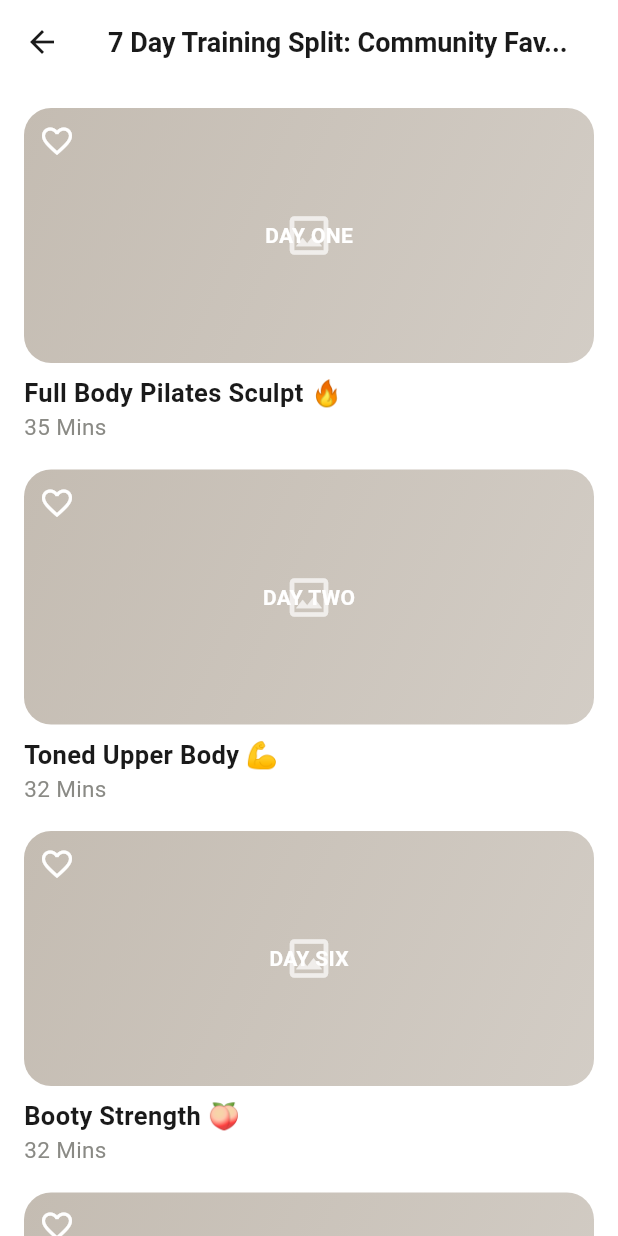
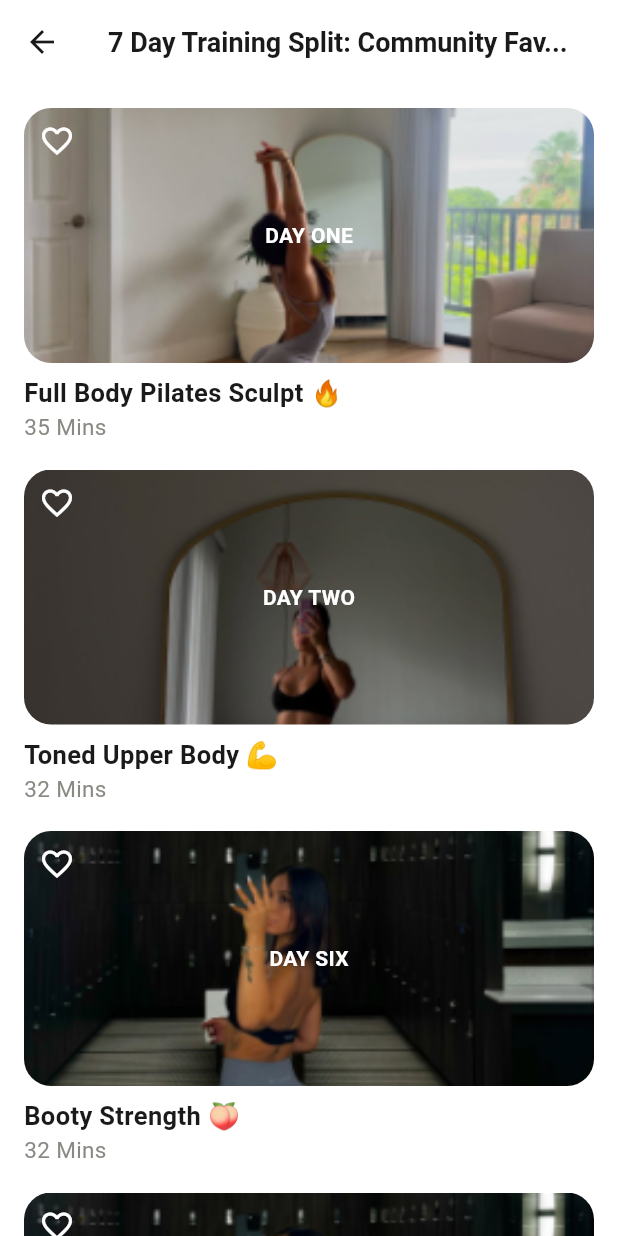
Before and after one commit to victor080cedricsevilla-max/move_with_us, a Flutter app: the HomeScreen screen opened directly, after a tap on "On-Demand", after a tap on "View All", on a phone screen of 412 x 824 dp. Run offline on Flutter 3.47's test engine with Material 3 defaults, Android fonts, the phone set to English and light mode, and no system bars.

Commit message:
Add real photos across the app and fix image-decode jank
- Register assets/images/ and add an AppImages catalog
- Render bundled photos through PhotoPlaceholder (cover-cropped, with a
  graceful gradient fallback) on home, on-demand, workout player, exercise
  detail, progress photos, share selfie, add-extra, program picker, and
  profile/avatar slots
- Decode photos downscaled to their on-screen size (cacheWidth / ResizeImage)
  so full-res decoding no longer blocks the main thread and freezes input
- Enable android:enableOnBackInvokedCallback to clear the back-dispatch warning

Co-Authored-By: Claude Opus 4.8 (1M context) <noreply@anthropic.com>

```diff
--- a/lib/screens/home/home_screen.dart
+++ b/lib/screens/home/home_screen.dart
@@ -1,6 +1,7 @@
 import 'package:flutter/material.dart';
 
 import '../../theme/app_theme.dart';
+import '../../theme/app_images.dart';
 import '../../widgets/common.dart';
 import '../profile/profile_menu.dart';
 import '../goals/trackers.dart';
@@ -117,7 +118,8 @@ class _HomeScreenState extends State<HomeScreen> {
                 const CircleAvatar(
                   radius: 22,
                   backgroundColor: Color(0xFFB9A79A),
-                  child: Icon(Icons.person, color: Colors.white),
+                  backgroundImage:
+                      ResizeImage(AssetImage(AppImages.lockerFront), width: 132),
                 ),
                 Positioned(
                   bottom: -2,
--- a/lib/screens/home/on_demand.dart
+++ b/lib/screens/home/on_demand.dart
@@ -1,6 +1,7 @@
 import 'package:flutter/material.dart';
 
 import '../../theme/app_theme.dart';
+import '../../theme/app_images.dart';
 import '../../widgets/common.dart';
 import 'video_detail.dart';
 
@@ -117,7 +118,7 @@ class _OnDemandViewState extends State<OnDemandView> {
           children: [
             Stack(
               children: [
-                PhotoPlaceholder(height: 150, width: width, color: const Color(0xFFC4BCB2)),
+                PhotoPlaceholder(height: 150, width: width, color: const Color(0xFFC4BCB2), asset: AppImages.at(v.title.hashCode)),
                 const Positioned(
                   top: 10,
                   left: 10,
@@ -199,7 +200,7 @@ class _ViewAllScreen extends StatelessWidget {
               children: [
                 Stack(
                   children: [
-                    PhotoPlaceholder(height: 170, width: double.infinity, color: const Color(0xFFC4BCB2)),
+                    PhotoPlaceholder(height: 170, width: double.infinity, color: const Color(0xFFC4BCB2), asset: AppImages.at(v.title.hashCode)),
                     const Positioned(top: 10, left: 10, child: Icon(Icons.favorite_border, color: Colors.white)),
                     if (v.tag != null)
                       Positioned.fill(child: Center(child: Text(v.tag!, style: const TextStyle(color: Colors.white, fontWeight: FontWeight.w700)))),
@@ -250,7 +251,7 @@ class _FavTile extends StatelessWidget {
       children: [
         Stack(
           children: [
-            PhotoPlaceholder(height: 170, width: double.infinity, color: const Color(0xFFC4BCB2)),
+            PhotoPlaceholder(height: 170, width: double.infinity, color: const Color(0xFFC4BCB2), asset: AppImages.at(title.hashCode)),
             const Positioned(top: 10, left: 10, child: Icon(Icons.favorite, color: Colors.red)),
           ],
         ),
--- a/lib/screens/home/video_detail.dart
+++ b/lib/screens/home/video_detail.dart
@@ -1,6 +1,7 @@
 import 'package:flutter/material.dart';
 
 import '../../theme/app_theme.dart';
+import '../../theme/app_images.dart';
 import '../../widgets/common.dart';
 
 class VideoDetailScreen extends StatefulWidget {
@@ -108,6 +109,7 @@ class _VideoDetailScreenState extends State<VideoDetailScreen> {
             radius: 0,
             color: Color(0xFF7E6A57),
             icon: Icons.spa,
+            asset: AppImages.yogaStretch,
           ),
           Positioned(
             top: 10,
--- a/lib/screens/onboarding/create_account.dart
+++ b/lib/screens/onboarding/create_account.dart
@@ -2,6 +2,7 @@ import 'package:flutter/cupertino.dart';
 import 'package:flutter/material.dart';
 
 import '../../theme/app_theme.dart';
+import '../../theme/app_images.dart';
 import '../../widgets/common.dart';
 import '../paywall/membership_screen.dart';
 
@@ -141,6 +142,7 @@ class _CreateAccountScreenState extends State<CreateAccountScreen> {
                             radius: 60,
                             icon: Icons.person,
                             color: Color(0xFFB9A79A),
+                            asset: AppImages.mirrorGrey,
                           )
                         : Column(
                             mainAxisAlignment: MainAxisAlignment.end,
--- a/lib/screens/program_picker/find_perfect_fit.dart
+++ b/lib/screens/program_picker/find_perfect_fit.dart
@@ -1,6 +1,7 @@
 import 'package:flutter/material.dart';
 
 import '../../theme/app_theme.dart';
+import '../../theme/app_images.dart';
 import '../../widgets/common.dart';
 import 'tutorial.dart';
 
@@ -195,11 +196,12 @@ class _FindPerfectFitScreenState extends State<FindPerfectFitScreen> {
                 child: Row(
                   crossAxisAlignment: CrossAxisAlignment.start,
                   children: [
-                    const PhotoPlaceholder(
+                    PhotoPlaceholder(
                       width: 86,
                       height: 110,
                       radius: 8,
-                      color: Color(0xFFB6A89A),
+                      color: const Color(0xFFB6A89A),
+                      asset: AppImages.at(p.title.hashCode),
                     ),
                     const SizedBox(width: 14),
                     Expanded(
--- a/lib/screens/workouts/add_extra.dart
+++ b/lib/screens/workouts/add_extra.dart
@@ -1,6 +1,7 @@
 import 'package:flutter/material.dart';
 
 import '../../theme/app_theme.dart';
+import '../../theme/app_images.dart';
 import '../../widgets/common.dart';
 import 'workout_detail.dart';
 
@@ -36,7 +37,7 @@ class AddExtraScreen extends StatelessWidget {
       body: ListView(
         padding: const EdgeInsets.fromLTRB(20, 0, 20, 24),
         children: [
-          const PhotoPlaceholder(height: 200, color: Color(0xFFBFB2A4), icon: Icons.groups),
+          const PhotoPlaceholder(height: 200, color: Color(0xFFBFB2A4), icon: Icons.groups, asset: AppImages.gymBlue),
           const SizedBox(height: 20),
           _favCard(context),
           const SizedBox(height: 16),
--- a/lib/screens/workouts/share_selfie.dart
+++ b/lib/screens/workouts/share_selfie.dart
@@ -1,6 +1,7 @@
 import 'package:flutter/material.dart';
 
 import '../../theme/app_theme.dart';
+import '../../theme/app_images.dart';
 import '../../widgets/common.dart';
 
 class ShareSelfieScreen extends StatefulWidget {
@@ -55,7 +56,7 @@ class _ShareSelfieScreenState extends State<ShareSelfieScreen> {
       body: Stack(
         children: [
           const Positioned.fill(
-            child: PhotoPlaceholder(radius: 0, color: Color(0xFF6F6258), icon: Icons.person),
+            child: PhotoPlaceholder(radius: 0, color: Color(0xFF6F6258), icon: Icons.person, asset: AppImages.mirrorPink),
           ),
           SafeArea(
             child: Padding(
--- a/lib/screens/workouts/workout_player.dart
+++ b/lib/screens/workouts/workout_player.dart
@@ -2,6 +2,7 @@ import 'dart:async';
 import 'package:flutter/material.dart';
 
 import '../../theme/app_theme.dart';
+import '../../theme/app_images.dart';
 import '../../widgets/common.dart';
 import 'share_selfie.dart';
 
@@ -141,7 +142,7 @@ class _WorkoutPlayerScreenState extends State<WorkoutPlayerScreen> {
             ),
           ),
           const SizedBox(height: 40),
-          const PhotoPlaceholder(height: 140, color: Color(0xFFE9E7DF), icon: Icons.directions_run),
+          const PhotoPlaceholder(height: 140, color: Color(0xFFE9E7DF), icon: Icons.directions_run, asset: AppImages.yogaStretch),
           const Spacer(),
           Container(
             padding: const EdgeInsets.symmetric(horizontal: 18, vertical: 14),
@@ -175,7 +176,7 @@ class _WorkoutPlayerScreenState extends State<WorkoutPlayerScreen> {
           Text(widget.title, style: AppText.title),
           Text('Set $_set/3', style: AppText.bodyMuted),
           const SizedBox(height: 20),
-          const PhotoPlaceholder(height: 240, color: Color(0xFFE9E7DF), icon: Icons.directions_run),
+          const PhotoPlaceholder(height: 240, color: Color(0xFFE9E7DF), icon: Icons.directions_run, asset: AppImages.gymLavender),
           const Spacer(),
           Row(
             crossAxisAlignment: CrossAxisAlignment.end,
--- /dev/null
+++ b/lib/theme/app_images.dart
@@ -0,0 +1,40 @@
+/// Catalog of bundled photo assets that live in `assets/images/`.
+///
+/// The source files keep their original (Instagram-style) names, so they are
+/// referenced through these named constants to keep call sites readable and to
+/// give a single place to swap artwork later.
+class AppImages {
+  AppImages._();
+
+  static const String _dir = 'assets/images';
+
+  static const String gymLavender =
+      '$_dir/706297310_18590319403021730_7538272556023055594_n.jpg';
+  static const String yogaStretch =
+      '$_dir/714323600_18594329164021730_5124711115023277940_n.jpg';
+  static const String mirrorPink =
+      '$_dir/542040468_18525518518021730_731461651854607850_n.jpg';
+  static const String gymBlue =
+      '$_dir/670403307_18580315294021730_3109786534118662577_n.jpg';
+  static const String mirrorGrey =
+      '$_dir/669639819_18113161054619941_8243821912665341424_n.jpg';
+  static const String lockerFront =
+      '$_dir/670446708_18064909205353627_1997482184185426723_n.jpg';
+  static const String lockerBack =
+      '$_dir/670549961_17988874664963446_5861975531747457963_n.jpg';
+
+  /// All photos, ordered for rotating through lists and grids.
+  static const List<String> gallery = [
+    gymLavender,
+    lockerBack,
+    yogaStretch,
+    gymBlue,
+    mirrorGrey,
+    lockerFront,
+    mirrorPink,
+  ];
+
+  /// Picks a photo for [index], wrapping around the gallery so any length list
+  /// gets a stable image per row.
+  static String at(int index) => gallery[index % gallery.length];
+}
--- a/lib/widgets/common.dart
+++ b/lib/widgets/common.dart
@@ -349,7 +349,11 @@ class CalorieBar extends StatelessWidget {
   }
 }
 
-/// Soft grey placeholder used wherever a photo/video would appear.
+/// Photo slot used wherever an image/video would appear.
+///
+/// When [asset] is given it renders that bundled image (cover-cropped to the
+/// rounded box); otherwise — or if the image fails to load — it falls back to a
+/// soft tinted gradient with an [icon] or [label], so the layout never breaks.
 class PhotoPlaceholder extends StatelessWidget {
   const PhotoPlaceholder({
     super.key,
@@ -360,6 +364,7 @@ class PhotoPlaceholder extends StatelessWidget {
     this.icon = Icons.image_outlined,
     this.color = const Color(0xFFD9D7CF),
     this.child,
+    this.asset,
   });
 
   final double? height;
@@ -370,9 +375,12 @@ class PhotoPlaceholder extends StatelessWidget {
   final Color color;
   final Widget? child;
 
+  /// Optional bundled image asset (see [AppImages]). Null shows the gradient.
+  final String? asset;
+
   @override
   Widget build(BuildContext context) {
-    return Container(
+    final fallback = Container(
       height: height,
       width: width,
       decoration: BoxDecoration(
@@ -396,6 +404,31 @@ class PhotoPlaceholder extends StatelessWidget {
                   ),
                 )
               : Icon(icon, color: Colors.white70, size: 34)),
+    );
+
+    if (asset == null) return fallback;
+
+    // Decode the photo downscaled to (roughly) its on-screen size so large
+    // source files don't get fully decoded on the main thread — full-res
+    // decodes caused frame drops / freezes on lower-end devices.
+    final dpr = MediaQuery.maybeDevicePixelRatioOf(context) ?? 2.0;
+    final cacheWidth = (width != null && width!.isFinite)
+        ? (width! * dpr).round()
+        : (height != null && height!.isFinite)
+            ? (height! * dpr).round() // square-ish slots: cap by height
+            : 1080; // full-bleed images
+    return ClipRRect(
+      borderRadius: BorderRadius.circular(radius),
+      child: SizedBox(
+        height: height,
+        width: width,
+        child: Image.asset(
+          asset!,
+          cacheWidth: cacheWidth,
+          fit: BoxFit.cover,
+          errorBuilder: (_, __, ___) => fallback,
+        ),
+      ),
     );
   }
 }
--- a/pubspec.yaml
+++ b/pubspec.yaml
@@ -57,7 +57,10 @@ flutter:
   # the material Icons class.
   uses-material-design: true
 
-  # To add assets to your application, add an assets section, like this:
+  assets:
+    - assets/images/
+
+  # To add more assets to your application, add them to the section above, e.g.
   # assets:
   #   - images/a_dot_burr.jpeg
   #   - images/a_dot_ham.jpeg
```
Also changed, not shown: lib/screens/profile/progress_photos.dart (+5 -4 lines), lib/screens/workouts/exercise_detail.dart (+4 -3 lines), assets/images/542040468_18525518518021730_731461651854607850_n.jpg (added), assets/images/669639819_18113161054619941_8243821912665341424_n.jpg (added), assets/images/670403307_18580315294021730_3109786534118662577_n.jpg (added), assets/images/670446708_18064909205353627_1997482184185426723_n.jpg (added), assets/images/670549961_17988874664963446_5861975531747457963_n.jpg (added), assets/images/706297310_18590319403021730_7538272556023055594_n.jpg (added), assets/images/714323600_18594329164021730_5124711115023277940_n.jpg (added), 1 other file.
